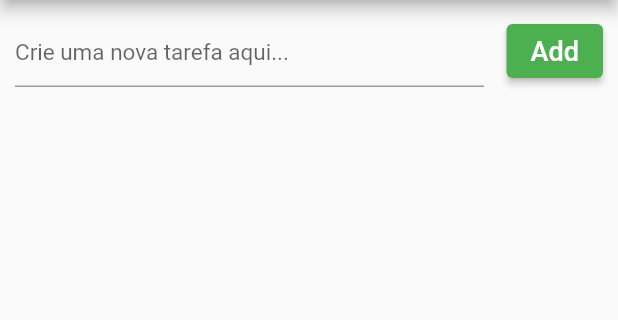
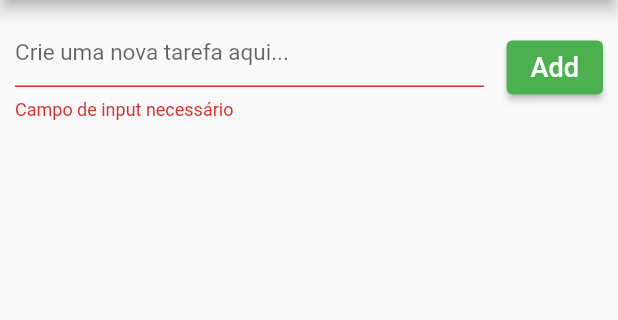
Before and after one commit to JoaoArouca/todolist_flutter, a Flutter app: the screen it shows after launch, after a tap on "Add", on a phone screen of 412 x 824 dp, the part 84-404 px from its top. Run offline on Flutter 3.47's test engine with Material 2 defaults, Android fonts, the phone set to English and light mode, and no system bars.

Commit message:
cria listagem de tarefas

```diff
--- a/lib/home/home_page.dart
+++ b/lib/home/home_page.dart
@@ -10,6 +10,9 @@ class Home extends StatefulWidget {
 }
 
 class HomeState extends State<Home> {
+  final TextEditingController taskController = TextEditingController();
+  final GlobalKey<FormState> _formKey = GlobalKey<FormState>();
+  List<String> _tasks = [];
   @override
   Widget build(BuildContext context) {
     return Scaffold(
@@ -21,16 +24,27 @@ class HomeState extends State<Home> {
         padding: const EdgeInsets.all(10),
         child: Column(
           children: <Widget>[
-            Form(
+            Container(
+              margin: const EdgeInsets.only(bottom: 20),
+              child: Form(
+                  key: _formKey,
                   child: Row(
                     children: [
                       Expanded(
                           child: TextFormField(
-                  style: const TextStyle(fontSize: 18, color: Colors.black87),
+                        controller: taskController,
+                        style: const TextStyle(
+                            fontSize: 18, color: Colors.black87),
                         decoration: const InputDecoration(
                             hintText: 'Crie uma nova tarefa aqui...',
                             hintStyle: TextStyle(fontSize: 15)),
                         keyboardType: TextInputType.text,
+                        validator: (value) {
+                          if (value!.trim().isEmpty) {
+                            return 'Campo de input necessário';
+                          }
+                          return null;
+                        },
                       )),
                       Container(
                           margin: const EdgeInsets.only(left: 15),
@@ -38,14 +52,32 @@ class HomeState extends State<Home> {
                             style: ElevatedButton.styleFrom(
                                 foregroundColor: Colors.white,
                                 backgroundColor: Colors.green),
-                      onPressed: () {},
+                            onPressed: () {
+                              if (_formKey.currentState!.validate()) {
+                                setState(() {
+                                  _tasks.add(taskController.text);
+                                });
+                                taskController.clear();
+                              }
+                            },
                             child: const Text(
                               'Add',
                               style: TextStyle(fontSize: 18),
                             ),
                           ))
                     ],
-            ))
+                  )),
+            ),
+            Expanded(
+              child: ListView.builder(
+                  itemCount: _tasks.length,
+                  itemBuilder: (context, index) {
+                    return Card(
+                        child: ListTile(
+                      title: Text(_tasks[index]),
+                    ));
+                  }),
+            )
           ],
         ),
       ),
```
Lines whose indentation alone changed are shown as unchanged.
